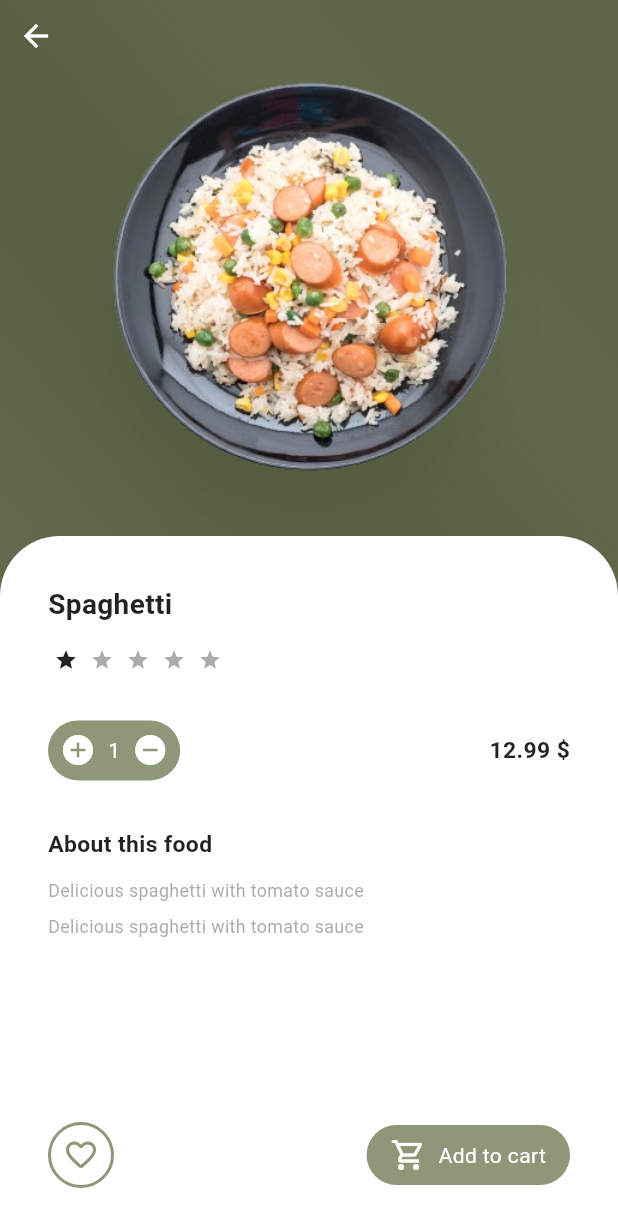
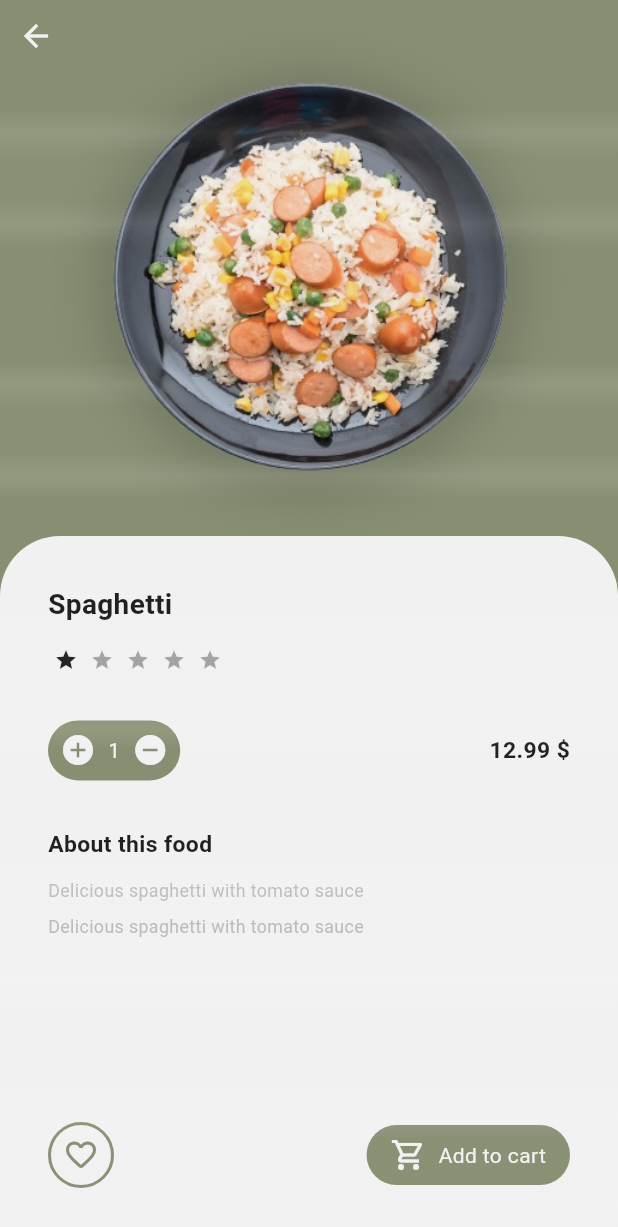
Before and after one commit to ceto2016/meal-app-animation, a Flutter app: the MealDetailsScreen screen opened directly with sample values from the repository, on a phone screen of 412 x 824 dp. Shown: the top 1227 px of the screen. Run offline on Flutter 3.47's test engine with Material 3 defaults, Android fonts, the light colour scheme and no system bars; drawn by our look-alikes of flutter_animate, flutter_rating_bar; our stand-ins replace equatable, flutter_bloc, flutter_screenutil.

Commit message:
edit shader mask and hero animations

```diff
--- a/lib/meals/constant.dart
+++ b/lib/meals/constant.dart
@@ -1,6 +1,6 @@
 // all values in millisecond
 
-const pageTransitionSpeed = 400; // in ms
+const pageTransitionSpeed = 500; // in ms
 const rateStartFadeInSpeed = 300; // in ms
 const rateStartIntervalSpeed = 300; // in ms
 
@@ -14,10 +14,11 @@ const dishThirdRotatingSpeed = 800; // in ms
 const dishThirdRotatingDelay = 400; // in ms
 const dishThirdRotatingEnd = -.05; // position
 const dishVerticalSlideSpeed = 300; // in ms
+
 const verticalMealContainerHeightExtentSpeed = 250; // in ms
 
 const colorContainerInDetailsDelay = 1500; // in ms
 const colorContainerInDetailsRotate = -.25; // position
 const colorContainerInDetailsSpeed = 1000; // in ms
 const dishRotatingSpeed = 10; // in seconds
-const dishRotatingDelay = 1000; // in ms
+const dishRotatingDelay = 500; // in ms
--- a/lib/meals/screen/meal_details.dart
+++ b/lib/meals/screen/meal_details.dart
@@ -2,6 +2,7 @@ import 'package:ex/meals/constant.dart';
 import 'package:ex/meals/controller/details_sheet_dart_cubit.dart';
 import 'package:ex/meals/controller/meals_cubit.dart';
 import 'package:ex/meals/model/meal.dart';
+import 'package:ex/meals/widget/shader_mask_widget.dart';
 import 'package:flutter/material.dart';
 import 'package:flutter_animate/flutter_animate.dart';
 import 'package:flutter_bloc/flutter_bloc.dart';
@@ -9,7 +10,6 @@ import 'package:flutter_rating_bar/flutter_rating_bar.dart';
 import 'package:flutter_screenutil/flutter_screenutil.dart';
 
 import '../widget/dish_widget.dart';
-import '../widget/meal_color_container.dart';
 
 class MealDetailsScreen extends StatefulWidget {
   const MealDetailsScreen({super.key, required this.meal});
@@ -31,27 +31,24 @@ class _MealDetailsScreenState extends State<MealDetailsScreen>
             return true;
           },
           child: Scaffold(
-            body: Stack(alignment: AlignmentDirectional.topStart, children: [
-              Stack(children: [
-                AnimatedContainer(
-                  duration: 1.seconds,
-                  child: Positioned.fill(
-                    left: -MediaQuery.of(context).size.height,
-                    right: -MediaQuery.of(context).size.height,
-                    top: -MediaQuery.of(context).size.height,
-                    bottom: -MediaQuery.of(context).size.height,
-                    child: MealColorContainer(meal: widget.meal)
-                        .animate(delay: colorContainerInDetailsDelay.ms)
-                        .rotate(
-                            end: colorContainerInDetailsRotate,
-                            duration:
-                                colorContainerInDetailsSpeed.milliseconds),
+            backgroundColor: const Color.fromARGB(255, 247, 247, 247),
+            body: ShaderMaskWidget(
+              isDetails: true,
+              child: Stack(alignment: AlignmentDirectional.topStart, children: [
+                Hero(
+                  tag: "MealColorContainer+${widget.meal.id}",
+                  child: Container(
+                    transform: Matrix4.identity()..scale(1.5),
+                    transformAlignment: Alignment.center,
+                    decoration: BoxDecoration(
+                      color: widget.meal.backgroundColor,
+                    ),
                   ),
-                )
-              ]),
+                ),
+
               const SafeArea(
                 child: BackButton(
-                  color: Colors.white,
+                    color: Colors.white,
                 ),
               ),
               DishInDetailsWidget(meal: widget.meal),
@@ -62,6 +59,7 @@ class _MealDetailsScreenState extends State<MealDetailsScreen>
                 child: MealDetailsBottomSheet(meal: widget.meal),
               )
             ]),
+            ),
           ),
         );
       }),
@@ -225,7 +223,7 @@ class _MealDetailsBottomSheetState extends State<MealDetailsBottomSheet>
                       const SizedBox(height: 8),
                       Text(("${widget.meal.description}\n") * 2,
                           style: TextStyle(
-                              color: Colors.grey.shade600.withOpacity(.6),
+                              color: Colors.grey.withOpacity(.6),
                               height: 2,
                               fontSize: 14.sp,
                               fontWeight: FontWeight.w400)),
--- a/lib/meals/screen/meals_home_screen.dart
+++ b/lib/meals/screen/meals_home_screen.dart
@@ -1,6 +1,7 @@
 import 'package:ex/meals/controller/meals_cubit.dart';
 import 'package:ex/meals/model/meal.dart';
 import 'package:ex/meals/widget/meal_vertical_item.dart';
+import 'package:ex/meals/widget/shader_mask_widget.dart';
 import 'package:flutter/material.dart';
 import 'package:flutter_bloc/flutter_bloc.dart';
 import 'package:flutter_screenutil/flutter_screenutil.dart';
@@ -16,22 +17,26 @@ class _MealsScreenState extends State<MealsScreen> {
   @override
   Widget build(BuildContext context) {
     return Scaffold(
+      backgroundColor: const Color.fromARGB(255, 247, 247, 247),
       appBar: AppBar(
         title: const Text("C2"),
       ),
-      body: Column(
+      body: ShaderMaskWidget(
+        isDetails: false,
+        child: Column(
           children: [
             const Text('Most'),
             const Text('Popular food'),
             SizedBox(
-            height: 620.h,
+              height: 650.h,
               child: PageView.builder(
                   itemCount: meals.length,
                   scrollDirection: Axis.horizontal,
                   physics: const AlwaysScrollableScrollPhysics(),
                   controller: PageController(viewportFraction: 0.70),
-                onPageChanged: (index) =>
-                    context.read<MealsCubit>().changeCurrentMeal(meals[index]),
+                  onPageChanged: (index) => context
+                      .read<MealsCubit>()
+                      .changeCurrentMeal(meals[index]),
                   itemBuilder: (c, i) => MealVerticalItem(
                         meal: meals[i],
                       )),
@@ -39,6 +44,8 @@ class _MealsScreenState extends State<MealsScreen> {
             SizedBox(height: 20.h)
           ],
         ),
+      ),
+
     );
   }
 }
--- a/lib/meals/widget/dish_widget.dart
+++ b/lib/meals/widget/dish_widget.dart
@@ -85,13 +85,41 @@ class DishItem extends StatelessWidget {
       enabled: true,
       child: Hero(
           tag: meal.id,
+          flightShuttleBuilder: (
+            BuildContext flightContext,
+            Animation<double> animation,
+            HeroFlightDirection flightDirection,
+            BuildContext fromHeroContext,
+            BuildContext toHeroContext,
+          ) {
+            late Widget hero;
+            if (flightDirection == HeroFlightDirection.push) {
+              hero = fromHeroContext.widget;
+            } else {
+              hero = toHeroContext.widget;
+            }
+            return RotationTransition(
+              turns: Tween<double>(begin: 0, end: 1).animate(animation),
+              child: ScaleTransition(
+                  scale: Tween<double>(begin: 1, end: 1.25).animate(animation),
+                  child: hero),
+            );
+          },
           child: Container(
+            transformAlignment: Alignment.center,
             alignment: Alignment.center,
-            child: PhysicalShape(
-                color: Colors.transparent,
-                shadowColor: Colors.black.withOpacity(.2),
-                elevation: 12,
-                clipper: const ShapeBorderClipper(shape: CircleBorder()),
+            child: DecoratedBox(
+                decoration: BoxDecoration(
+                  shape: BoxShape.circle,
+                  boxShadow: [
+                    BoxShadow(
+                      color: const Color(0xFF1C1C1C).withOpacity(.2),
+                      blurRadius: 30,
+                      offset:
+                          const Offset(0, 2 + 5), // changes position of shadow
+                    ),
+                  ],
+                ),
                 child: Image.asset(
                   meal.imageUrl,
                   height: size + 30.h,
--- a/lib/meals/widget/meal_color_container.dart
+++ b/lib/meals/widget/meal_color_container.dart
@@ -14,57 +14,44 @@ class MealColorContainer extends StatefulWidget {
 }
 
 class _MealColorContainerState extends State<MealColorContainer>
-    with SingleTickerProviderStateMixin {
-  late AnimationController controller;
-  @override
-  void initState() {
-    super.initState();
-    controller = AnimationController.unbounded(vsync: this, duration: 5.seconds)
-      ..repeat(min: -.5, max: 1.5);
-  }
-
-  @override
-  void dispose() {
-    controller.dispose();
-    super.dispose();
-  }
-
+   {
   @override
   Widget build(BuildContext context) {
-    return Hero(
+    return Container(
+      margin: const EdgeInsets.all(8),
+      child: Hero(
           tag: "MealColorContainer+${widget.meal.id}",
-        child: AnimatedBuilder(
-          animation: controller,
-          builder: (_, child) => ShaderMask(
-            shaderCallback: (rect) => LinearGradient(
-                    begin: Alignment.bottomRight,
-                    end: Alignment.topLeft,
-                    transform: _GradTransform(controller.value),
-                    tileMode: TileMode.mirror,
-                    colors: List.generate(
-                        5,
-                        (index) => [
-                              widget.meal.backgroundColor,
-                              widget.meal.backgroundColor.withOpacity(.94),
-                              widget.meal.backgroundColor.withOpacity(.97),
-                              widget.meal.backgroundColor.withOpacity(.97),
-                              widget.meal.backgroundColor.withOpacity(.94),
-                              widget.meal.backgroundColor,
-                            ]).expand((e) => e).toList())
-                .createShader(rect),
-            child: child,
+          flightShuttleBuilder: (
+            BuildContext flightContext,
+            Animation<double> animation,
+            HeroFlightDirection flightDirection,
+            BuildContext fromHeroContext,
+            BuildContext toHeroContext,
+          ) {
+            late Widget hero;
+            if (flightDirection == HeroFlightDirection.push) {
+              hero = fromHeroContext.widget;
+            } else {
+              hero = toHeroContext.widget;
+            }
+            return RotationTransition(
+              turns: Tween<double>(begin: 0, end: 1 / 4).animate(animation),
+              child: ScaleTransition(
+                scale: Tween<double>(begin: 1, end: 5).animate(animation),
+                child: hero,
               ),
+            );
+          },
           child: BlocBuilder<MealsCubit, MealsState>(
             builder: (context, state) {
-              return HeroMode(
-                enabled: false,
-                child: AnimatedContainer(
+              return AnimatedContainer(
+                transform: Matrix4.identity()..scale(1.15),
+                transformAlignment: Alignment.center,
                 margin: EdgeInsets.symmetric(horizontal: 16.w),
                 duration: verticalMealContainerHeightExtentSpeed.ms,
-                  height:
-                      state.currentMeal.id == widget.meal.id ? 500.h : 400.h,
+                height: state.currentMeal.id == widget.meal.id ? 450.h : 400.h,
                 decoration: BoxDecoration(
-                    borderRadius: BorderRadius.circular(50.h),
+                  borderRadius: BorderRadius.circular(40.h),
                   gradient: LinearGradient(
                       begin: Alignment.topLeft,
                       end: Alignment.bottomRight,
@@ -74,19 +61,11 @@ class _MealColorContainerState extends State<MealColorContainer>
                       ]),
                   // color: widget.meal.backgroundColor,
                 ),
-                ),
+
               );
             },
-          ),
-        ));
+
+          )),
+    );
   }
 }
-
-class _GradTransform extends GradientTransform {
-  final double value;
-  const _GradTransform(this.value);
-  @override
-  Matrix4? transform(Rect bounds, {TextDirection? textDirection}) {
-    return Matrix4.translationValues(9, -(bounds.height / 5) * value, 35);
-  }
-}
--- a/lib/meals/widget/meal_vertical_item.dart
+++ b/lib/meals/widget/meal_vertical_item.dart
@@ -37,7 +37,7 @@ class MealVerticalItem extends StatelessWidget {
             AnimatedPositioned(
                 duration: dishVerticalSlideSpeed.ms,
                 curve: Curves.easeInOut,
-                top: state.currentMeal.id == meal.id ? 0 : 100.h,
+                top: state.currentMeal.id == meal.id ? 50 : 120.h,
                 child: DishWidget(meal: meal))
           ]),
         );
--- /dev/null
+++ b/lib/meals/widget/shader_mask_widget.dart
@@ -0,0 +1,73 @@
+import 'package:flutter/material.dart';
+import 'package:flutter_animate/flutter_animate.dart';
+
+class ShaderMaskWidget extends StatefulWidget {
+  const ShaderMaskWidget(
+      {super.key, required this.child, required this.isDetails});
+  final Widget child;
+  final bool isDetails;
+  @override
+  State<ShaderMaskWidget> createState() => _ShaderMaskWidgetState();
+}
+
+class _ShaderMaskWidgetState extends State<ShaderMaskWidget>
+    with SingleTickerProviderStateMixin {
+  late AnimationController controller;
+  @override
+  void initState() {
+    super.initState();
+    controller =
+        AnimationController.unbounded(vsync: this, duration: 10.seconds)
+          ..repeat(min: -1.5, max: 2.5);
+  }
+
+  @override
+  void dispose() {
+    controller.dispose();
+    super.dispose();
+  }
+
+  @override
+  Widget build(BuildContext context) {
+    return AnimatedBuilder(
+      animation: controller,
+      builder: (_, child) => ShaderMask(
+        shaderCallback: (rect) => LinearGradient(
+                begin:
+                    widget.isDetails ? Alignment.topCenter : Alignment.topLeft,
+                end: widget.isDetails
+                    ? Alignment.bottomCenter
+                    : Alignment.bottomRight,
+                transform: _GradTransform(controller.value),
+                tileMode: TileMode.mirror,
+                colors: List.generate(
+                    5,
+                    (index) => [
+                          const Color(0xFFf1f1f1),
+                          const Color(0xFFf1f1f1),
+                          const Color(0xFFf1f1f1),
+                          const Color(0xFFf1f1f1).withOpacity(.9),
+                          const Color(0xFFf1f1f1).withOpacity(.98),
+                          const Color(0xFFf1f1f1).withOpacity(.98),
+                          const Color(0xFFf1f1f1).withOpacity(.98),
+                          const Color(0xFFf1f1f1).withOpacity(.9),
+                          const Color(0xFFf1f1f1),
+                          const Color(0xFFf1f1f1),
+                          const Color(0xFFf1f1f1),
+                        ]).expand((e) => e).toList())
+            .createShader(rect),
+        child: child,
+      ),
+      child: widget.child,
+    );
+  }
+}
+
+class _GradTransform extends GradientTransform {
+  final double value;
+  const _GradTransform(this.value);
+  @override
+  Matrix4? transform(Rect bounds, {TextDirection? textDirection}) {
+    return Matrix4.translationValues(9, -(bounds.height / 5) * value, 35);
+  }
+}
```
Lines whose indentation alone changed are shown as unchanged.
